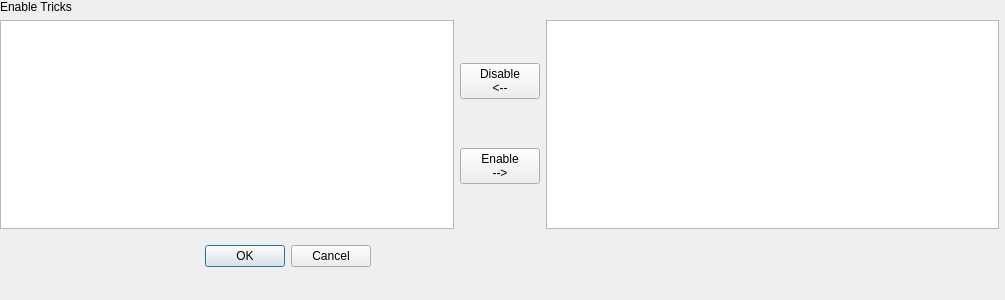
Above: gui/tricks_dialog.ui from ssrando/ssrando before the change. Below: the same form after it.
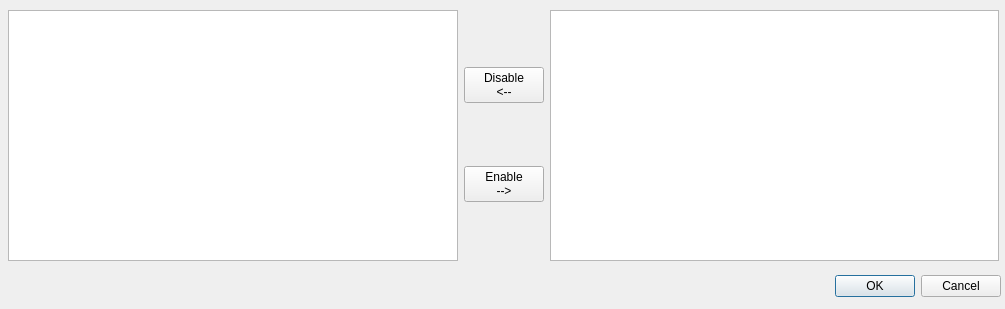
That is the form after the change.

Patch:
```diff
--- a/gui/tricks_dialog.ui
+++ b/gui/tricks_dialog.ui
@@ -7,7 +7,7 @@
     <x>0</x>
     <y>0</y>
     <width>1005</width>
-    <height>300</height>
+    <height>309</height>
    </rect>
   </property>
   <property name="windowTitle">
@@ -16,8 +16,8 @@
   <widget class="QDialogButtonBox" name="buttonBox">
    <property name="geometry">
     <rect>
-     <x>30</x>
-     <y>240</y>
+     <x>660</x>
+     <y>270</y>
      <width>341</width>
      <height>32</height>
     </rect>
@@ -32,20 +32,13 @@
   <widget class="QWidget" name="layoutWidget">
    <property name="geometry">
     <rect>
-     <x>0</x>
-     <y>0</y>
-     <width>999</width>
-     <height>229</height>
+     <x>8</x>
+     <y>10</y>
+     <width>991</width>
+     <height>251</height>
     </rect>
    </property>
    <layout class="QVBoxLayout" name="vlay_tricks">
-    <item>
-     <widget class="QLabel" name="label_tricks">
-      <property name="text">
-       <string>Enable Tricks</string>
-      </property>
-     </widget>
-    </item>
     <item>
      <layout class="QHBoxLayout" name="hlay_tricks_body">
       <item>
```
Left out of the diff: 2 changed lines with no effect on the pictures.
